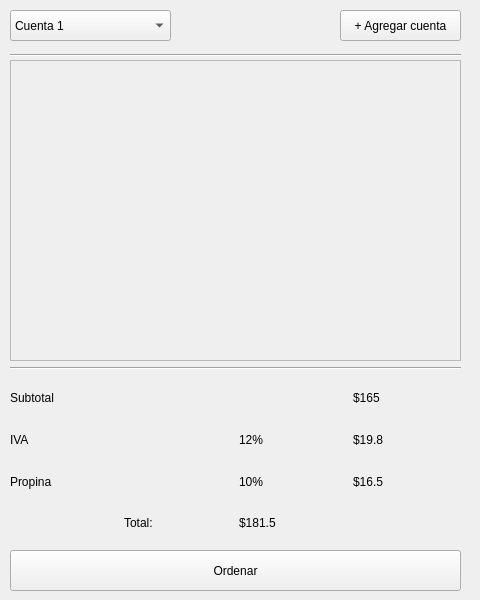
Old version of the form appetizer-core/orden.ui in the repository AngelGenis/Appetizer.
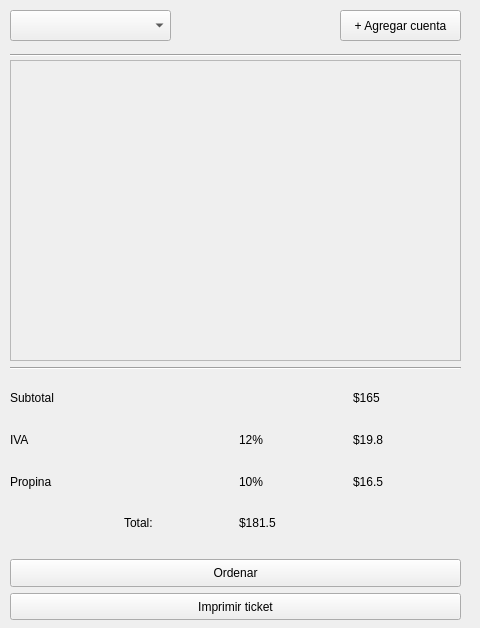
New version of the form.

```diff
--- a/appetizer-core/orden.ui
+++ b/appetizer-core/orden.ui
@@ -7,12 +7,15 @@
     <x>0</x>
     <y>0</y>
     <width>480</width>
-    <height>600</height>
+    <height>628</height>
    </rect>
   </property>
   <property name="windowTitle">
    <string>Form</string>
   </property>
+  <property name="styleSheet">
+   <string notr="true"/>
+  </property>
   <widget class="QComboBox" name="cb_Cuentas">
    <property name="geometry">
     <rect>
@@ -22,21 +25,6 @@
      <height>31</height>
     </rect>
    </property>
-   <item>
-    <property name="text">
-     <string>Cuenta 1</string>
-    </property>
-   </item>
-   <item>
-    <property name="text">
-     <string>Cuenta 2</string>
-    </property>
-   </item>
-   <item>
-    <property name="text">
-     <string>Cuenta 3</string>
-    </property>
-   </item>
   </widget>
   <widget class="QPushButton" name="btnAgregarCuenta">
    <property name="geometry">
@@ -159,19 +147,6 @@
     </item>
    </layout>
   </widget>
-  <widget class="QPushButton" name="pushButton">
-   <property name="geometry">
-    <rect>
-     <x>10</x>
-     <y>550</y>
-     <width>451</width>
-     <height>41</height>
-    </rect>
-   </property>
-   <property name="text">
-    <string>Ordenar</string>
-   </property>
-  </widget>
   <widget class="QScrollArea" name="scrollArea">
    <property name="geometry">
     <rect>
@@ -206,6 +181,44 @@
     </layout>
    </widget>
   </widget>
+  <widget class="QWidget" name="verticalLayoutWidget">
+   <property name="geometry">
+    <rect>
+     <x>10</x>
+     <y>559</y>
+     <width>451</width>
+     <height>61</height>
+    </rect>
+   </property>
+   <layout class="QVBoxLayout" name="verticalLayout">
+    <item>
+     <widget class="QPushButton" name="btn_ordenar">
+      <property name="sizePolicy">
+       <sizepolicy hsizetype="Minimum" vsizetype="Expanding">
+        <horstretch>0</horstretch>
+        <verstretch>0</verstretch>
+       </sizepolicy>
+      </property>
+      <property name="text">
+       <string>Ordenar</string>
+      </property>
+     </widget>
+    </item>
+    <item>
+     <widget class="QPushButton" name="btn_imprimir">
+      <property name="sizePolicy">
+       <sizepolicy hsizetype="Minimum" vsizetype="Expanding">
+        <horstretch>0</horstretch>
+        <verstretch>0</verstretch>
+       </sizepolicy>
+      </property>
+      <property name="text">
+       <string>Imprimir ticket</string>
+      </property>
+     </widget>
+    </item>
+   </layout>
+  </widget>
  </widget>
  <resources/>
  <connections/>
```
